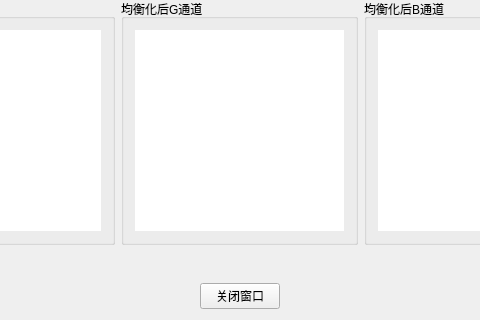
Old version of the form mainwindow/Histogram.ui in the repository Narthill/Image_processing; both pictures show x 132 to 612 and y 297 to 617 of the 743 by 617 pixel window.
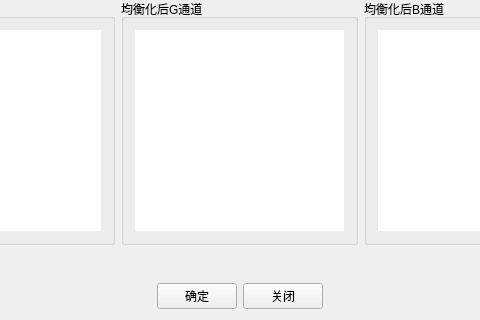
New version of the form.

Commit message: 增强了程序的鲁棒性，更改了图像处理栈相关的代码，为所有小窗口添加了确认按键，加入了禁止压栈的代码

Patch:
```diff
--- a/mainwindow/Histogram.ui
+++ b/mainwindow/Histogram.ui
@@ -212,10 +212,17 @@
          </property>
         </spacer>
        </item>
+       <item>
+        <widget class="QPushButton" name="sureBtn">
+         <property name="text">
+          <string>确定</string>
+         </property>
+        </widget>
+       </item>
        <item>
         <widget class="QPushButton" name="closeBtn">
          <property name="text">
-          <string>关闭窗口</string>
+          <string>关闭</string>
          </property>
         </widget>
        </item>
```
The commit also changes 46 other files.
